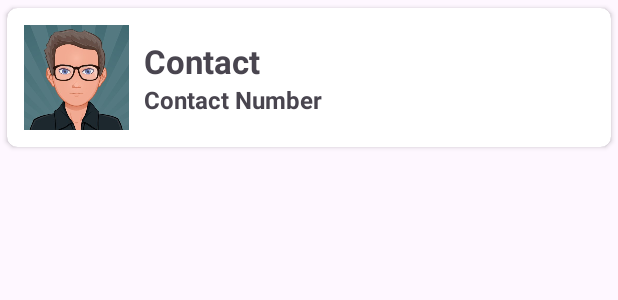
After one commit to chanchaljai/RecView_Card, an Android app: the layout contact_row.xml on its own in the app's theme, with its tools: preview values and no code run, on a phone screen of 412 x 824 dp. The commit adds this screen. Shown: the top 300 px of the screen. Run offline under Robolectric (Android 15) with nearby library versions, the phone set to English and light mode, and no system bars.

Commit message:
add contacts

```diff
--- /dev/null
+++ b/app/src/main/res/layout/contact_row.xml
@@ -0,0 +1,51 @@
+<?xml version="1.0" encoding="utf-8"?>
+<LinearLayout xmlns:android="http://schemas.android.com/apk/res/android"
+    android:layout_width="match_parent"
+    android:layout_height="match_parent"
+    xmlns:app="http://schemas.android.com/apk/res-auto">
+
+    <androidx.cardview.widget.CardView
+        android:layout_width="match_parent"
+        android:layout_height="wrap_content"
+        app:cardCornerRadius="7dp"
+        app:cardUseCompatPadding="true">
+        <LinearLayout
+            android:layout_width="match_parent"
+            android:layout_height="wrap_content"
+            android:gravity="center_vertical"
+            android:id="@+id/llRow"
+            android:padding="11dp">
+
+            <ImageView
+                android:layout_width="70dp"
+                android:layout_height="70dp"
+                android:id="@+id/imgContact"
+                android:src="@drawable/a"/>
+            <LinearLayout
+                android:layout_width="match_parent"
+                android:layout_height="wrap_content"
+                android:orientation="vertical"
+                android:layout_marginLeft="10dp">
+                <TextView
+                    android:layout_width="match_parent"
+                    android:layout_height="wrap_content"
+                    android:text="Contact"
+                    android:id="@+id/txtName"
+                    android:textSize="22sp"
+                    android:textStyle="bold"/>
+
+                <TextView
+                    android:layout_width="match_parent"
+                    android:layout_height="wrap_content"
+                    android:text="Contact Number"
+                    android:id="@+id/txtContact"
+                    android:textSize="16sp"
+                    android:textStyle="bold"/>
+
+            </LinearLayout>
+        </LinearLayout>
+
+    </androidx.cardview.widget.CardView>
+
+
+</LinearLayout>
```
Also changed, not shown: app/src/main/java/com/example/rec1/ContactModel.java (added, +12 -0 lines), app/src/main/java/com/example/rec1/MainActivity.java (+25 -1 lines), app/src/main/res/drawable/a.jpg (added), app/src/main/res/drawable/b.jpg (added), app/src/main/res/drawable/c.jpg (added).
